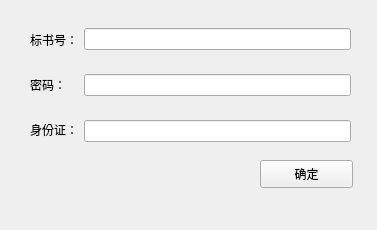
This is uis/info.ui in cildhdi/shpp as Qt 5 draws it before an edit. The edited form follows.
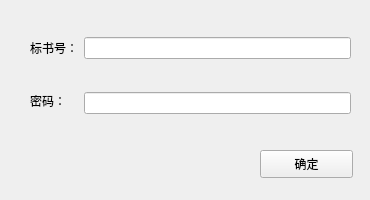
This is the edited form.

The edit to the form file:
```diff
--- a/uis/info.ui
+++ b/uis/info.ui
@@ -6,8 +6,8 @@
    <rect>
     <x>0</x>
     <y>0</y>
-    <width>377</width>
-    <height>230</height>
+    <width>370</width>
+    <height>200</height>
    </rect>
   </property>
   <property name="sizePolicy">
@@ -30,7 +30,7 @@
     <property name="geometry">
      <rect>
       <x>260</x>
-      <y>160</y>
+      <y>150</y>
       <width>93</width>
       <height>28</height>
      </rect>
@@ -39,13 +39,13 @@
      <string>确定</string>
     </property>
    </widget>
-   <widget class="QWidget" name="">
+   <widget class="QWidget" name="layoutWidget">
     <property name="geometry">
      <rect>
       <x>30</x>
       <y>10</y>
       <width>321</width>
-      <height>151</height>
+      <height>131</height>
      </rect>
     </property>
     <layout class="QHBoxLayout" name="horizontalLayout">
@@ -77,19 +77,6 @@
          </property>
         </widget>
        </item>
-       <item>
-        <widget class="QLabel" name="label_3">
-         <property name="sizePolicy">
-          <sizepolicy hsizetype="Fixed" vsizetype="Fixed">
-           <horstretch>0</horstretch>
-           <verstretch>0</verstretch>
-          </sizepolicy>
-         </property>
-         <property name="text">
-          <string>身份证：</string>
-         </property>
-        </widget>
-       </item>
       </layout>
      </item>
      <item>
@@ -104,9 +91,6 @@
        <item>
         <widget class="QLineEdit" name="editPswd"/>
        </item>
-       <item>
-        <widget class="QLineEdit" name="editId"/>
-       </item>
       </layout>
      </item>
     </layout>
```
Left out of the diff: 10 changed lines with no effect on the pictures.
